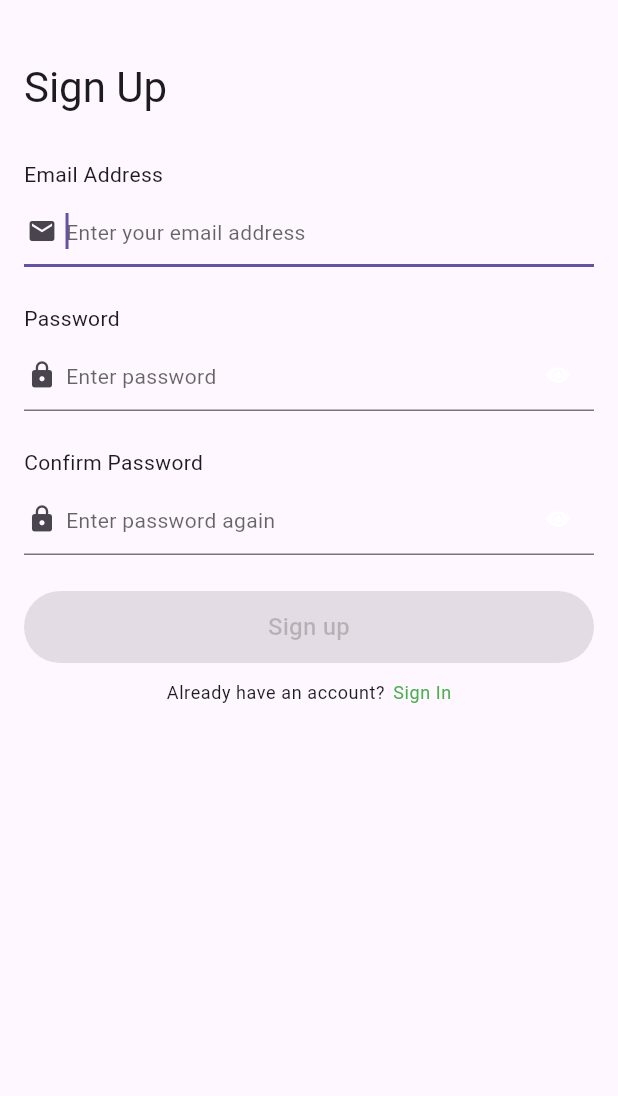
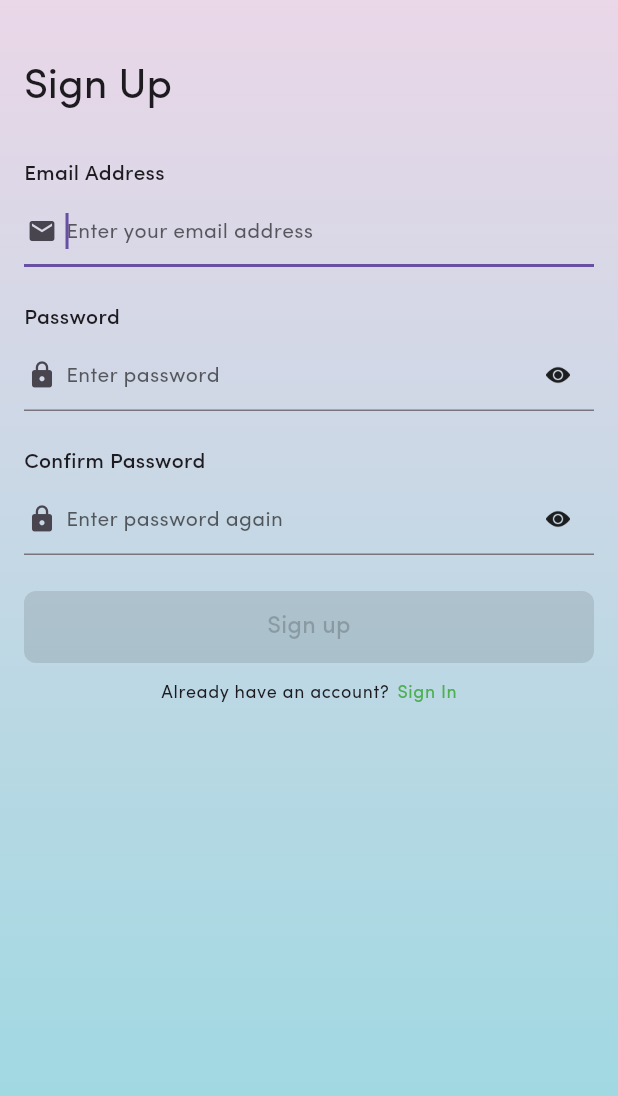
Before and after one commit to bhavsarsuraj/music_player, a Flutter app: the screen it shows after launch, after a tap on "Sign Up", on a phone screen of 412 x 824 dp. Shown: the top 1096 px of the screen. Run offline on Flutter 3.47's test engine with Material 3 defaults, Android fonts, the light colour scheme and no system bars; our stand-ins replace bot_toast, cached_network_image, cloud_firestore, firebase_auth, firebase_core, get and 2 more; accounts and stored records are empty.

Commit message:
ADD: Gradient background container

```diff
--- a/lib/app/modules/home/views/home_view.dart
+++ b/lib/app/modules/home/views/home_view.dart
@@ -2,6 +2,7 @@ import 'package:flutter/material.dart';
 import 'package:get/get.dart';
 import 'package:music_player/app/utils/constants/enums.dart';
 import 'package:music_player/app/widgets/base_error_view.dart';
+import 'package:music_player/app/widgets/base_scaffold.dart';
 import 'package:music_player/app/widgets/current_playing_song.dart';
 import 'package:music_player/app/widgets/loader.dart';
 import 'package:music_player/app/widgets/pagination_view.dart';
@@ -12,9 +13,10 @@ class HomeView extends GetView<HomeController> {
   const HomeView({Key? key}) : super(key: key);
   @override
   Widget build(BuildContext context) {
-    return Scaffold(
+    return BaseScaffold(
       appBar: AppBar(
-        title: const Text('Home'),
+        backgroundColor: Colors.transparent,
+        title: const Text('Songs'),
         actions: [
           IconButton(
             onPressed: controller.search,
--- a/lib/app/modules/search_song_page/views/search_song_page_view.dart
+++ b/lib/app/modules/search_song_page/views/search_song_page_view.dart
@@ -3,6 +3,7 @@ import 'package:flutter/material.dart';
 import 'package:get/get.dart';
 import 'package:music_player/app/utils/constants/enums.dart';
 import 'package:music_player/app/widgets/base_error_view.dart';
+import 'package:music_player/app/widgets/base_scaffold.dart';
 import 'package:music_player/app/widgets/current_playing_song.dart';
 import 'package:music_player/app/widgets/loader.dart';
 import 'package:music_player/app/widgets/song_card.dart';
@@ -14,8 +15,9 @@ class SearchSongPageView extends GetView<SearchSongPageController> {
   Widget build(BuildContext context) {
     return GestureDetector(
       onTap: () => FocusManager.instance.primaryFocus?.unfocus(),
-      child: Scaffold(
+      child: BaseScaffold(
         appBar: AppBar(
+          backgroundColor: Colors.transparent,
           titleSpacing: 0,
           title: Padding(
             padding: const EdgeInsets.only(right: 16),
--- a/lib/app/modules/sign_in_page/views/sign_in_page_view.dart
+++ b/lib/app/modules/sign_in_page/views/sign_in_page_view.dart
@@ -1,6 +1,7 @@
 import 'package:flutter/material.dart';
 import 'package:get/get.dart';
 import 'package:music_player/app/utils/constants/widget_keys.dart';
+import 'package:music_player/app/widgets/base_scaffold.dart';
 import 'package:music_player/app/widgets/password_icon_button.dart';
 import 'package:music_player/app/widgets/primary_button.dart';
 import 'package:music_player/app/widgets/text_field_with_title.dart';
@@ -10,7 +11,7 @@ class SignInPageView extends GetView<SignInPageController> {
   const SignInPageView({Key? key}) : super(key: key);
   @override
   Widget build(BuildContext context) {
-    return Scaffold(
+    return BaseScaffold(
       body: const _Body(),
     );
   }
--- a/lib/app/modules/sign_up_page/views/sign_up_page_view.dart
+++ b/lib/app/modules/sign_up_page/views/sign_up_page_view.dart
@@ -1,6 +1,7 @@
 import 'package:flutter/material.dart';
 import 'package:get/get.dart';
 import 'package:music_player/app/utils/constants/widget_keys.dart';
+import 'package:music_player/app/widgets/base_scaffold.dart';
 import 'package:music_player/app/widgets/password_icon_button.dart';
 import 'package:music_player/app/widgets/primary_button.dart';
 import 'package:music_player/app/widgets/text_field_with_title.dart';
@@ -10,7 +11,7 @@ class SignUpPageView extends GetView<SignUpPageController> {
   const SignUpPageView({Key? key}) : super(key: key);
   @override
   Widget build(BuildContext context) {
-    return Scaffold(
+    return BaseScaffold(
       body: const _Body(),
     );
   }
--- a/lib/app/modules/song_details_page/views/song_details_page_view.dart
+++ b/lib/app/modules/song_details_page/views/song_details_page_view.dart
@@ -6,6 +6,7 @@ import 'package:just_audio/just_audio.dart';
 import 'package:music_player/app/services/audio_player_service.dart';
 import 'package:music_player/app/utils/constants/images.dart';
 import 'package:music_player/app/utils/extensions/integer_extension.dart';
+import 'package:music_player/app/widgets/base_scaffold.dart';
 import 'package:music_player/app/widgets/favourite_animated_widget.dart';
 import '../controllers/song_details_page_controller.dart';
 
@@ -13,8 +14,9 @@ class SongDetailsPageView extends GetView<SongDetailsPageController> {
   const SongDetailsPageView({Key? key}) : super(key: key);
   @override
   Widget build(BuildContext context) {
-    return Scaffold(
+    return BaseScaffold(
       appBar: AppBar(
+        backgroundColor: Colors.transparent,
         actions: [
           Obx(
             () => FavouriteAnimationWidget(
@@ -252,7 +254,6 @@ class _ProgressBar extends GetView<SongDetailsPageController> {
             onChanged: AudioPlayerService.onChangeProgress,
             onChangeEnd: (_) => AudioPlayerService.seek(),
           ),
-          const SizedBox(height: 4),
           Padding(
             padding: const EdgeInsets.symmetric(horizontal: 24),
             child: Row(
--- a/lib/app/modules/splash_page/views/splash_page_view.dart
+++ b/lib/app/modules/splash_page/views/splash_page_view.dart
@@ -1,22 +1,12 @@
 import 'package:flutter/material.dart';
 import 'package:get/get.dart';
+import 'package:music_player/app/widgets/base_scaffold.dart';
 import '../controllers/splash_page_controller.dart';
 
 class SplashPageView extends GetView<SplashPageController> {
   const SplashPageView({Key? key}) : super(key: key);
   @override
   Widget build(BuildContext context) {
-    return Scaffold(
-      appBar: AppBar(
-        title: const Text('SplashPageView'),
-        centerTitle: true,
-      ),
-      body: Center(
-        child: Text(
-          'SplashPageView is working',
-          style: TextStyle(fontSize: 20),
-        ),
-      ),
-    );
+    return BaseScaffold(body: Container());
   }
 }
--- /dev/null
+++ b/lib/app/utils/constants/app_themes.dart
@@ -0,0 +1,52 @@
+import 'package:flutter/material.dart';
+import 'package:music_player/app/utils/constants/font_family.dart';
+
+class AppThemes {
+  AppThemes._();
+
+  static ThemeData lightTheme = ThemeData(
+    fontFamily: FontFamily.sofiaPro,
+    brightness: Brightness.light,
+    appBarTheme: const AppBarTheme(
+      surfaceTintColor: Colors.transparent,
+      centerTitle: false,
+      actionsIconTheme: IconThemeData(
+        color: Colors.black,
+      ),
+    ),
+    sliderTheme: SliderThemeData(
+      activeTrackColor: Colors.black,
+      trackHeight: 2,
+      thumbColor: Colors.black,
+      inactiveTrackColor: Colors.black12,
+    ),
+    progressIndicatorTheme: ProgressIndicatorThemeData(
+      linearTrackColor: Colors.black12,
+      linearMinHeight: 2,
+      color: Colors.black,
+    ),
+  );
+
+  static ThemeData darkTheme = ThemeData(
+    fontFamily: FontFamily.sofiaPro,
+    brightness: Brightness.dark,
+    appBarTheme: const AppBarTheme(
+      surfaceTintColor: Colors.transparent,
+      centerTitle: false,
+      actionsIconTheme: IconThemeData(
+        color: Colors.white,
+      ),
+    ),
+    sliderTheme: SliderThemeData(
+      activeTrackColor: Colors.white,
+      trackHeight: 2,
+      thumbColor: Colors.white,
+      inactiveTrackColor: Colors.white30,
+    ),
+    progressIndicatorTheme: ProgressIndicatorThemeData(
+      linearTrackColor: Colors.white30,
+      linearMinHeight: 2,
+      color: Colors.white,
+    ),
+  );
+}
--- /dev/null
+++ b/lib/app/utils/constants/gradients.dart
@@ -0,0 +1,33 @@
+import 'package:flutter/material.dart';
+
+class DarkThemeGradients {
+  DarkThemeGradients._();
+
+  static LinearGradient get gradient {
+    return LinearGradient(
+      colors: [
+        Color(0xFF5C4033),
+        Color(0xFF5C4033).withOpacity(0.5),
+      ],
+      stops: [0.1, 1],
+      begin: Alignment.topCenter,
+      end: Alignment.bottomCenter,
+    );
+  }
+}
+
+class LightThemeGradients {
+  LightThemeGradients._();
+
+  static LinearGradient get gradient {
+    return LinearGradient(
+      colors: [
+        Color(0xFFEAD7E8),
+        Color(0xFF97D9E1),
+      ],
+      stops: [0, 1],
+      begin: Alignment.topCenter,
+      end: Alignment.bottomCenter,
+    );
+  }
+}
--- /dev/null
+++ b/lib/app/widgets/base_gradient_container.dart
@@ -0,0 +1,21 @@
+import 'package:flutter/material.dart';
+import 'package:music_player/app/utils/constants/gradients.dart';
+
+class BaseGradientContainer extends StatelessWidget {
+  final Widget child;
+  const BaseGradientContainer({super.key, required this.child});
+
+  @override
+  Widget build(BuildContext context) {
+    final isDarkMode = Theme.of(context).brightness == Brightness.dark;
+
+    return Container(
+      decoration: BoxDecoration(
+        gradient: isDarkMode
+            ? DarkThemeGradients.gradient
+            : LightThemeGradients.gradient,
+      ),
+      child: child,
+    );
+  }
+}
--- /dev/null
+++ b/lib/app/widgets/base_scaffold.dart
@@ -0,0 +1,19 @@
+import 'package:flutter/material.dart';
+import 'package:music_player/app/widgets/base_gradient_container.dart';
+
+class BaseScaffold extends StatelessWidget {
+  final PreferredSizeWidget? appBar;
+  final Widget body;
+  const BaseScaffold({super.key, this.appBar, required this.body});
+
+  @override
+  Widget build(BuildContext context) {
+    return BaseGradientContainer(
+      child: Scaffold(
+        backgroundColor: Colors.transparent,
+        appBar: appBar,
+        body: body,
+      ),
+    );
+  }
+}
--- a/lib/app/widgets/password_icon_button.dart
+++ b/lib/app/widgets/password_icon_button.dart
@@ -18,7 +18,7 @@ class PasswordIconButton extends StatelessWidget {
         showPassword ? Images.visiblePassword : Images.hidePassword,
         height: 16,
         width: 16,
-        color: Theme.of(context).primaryIconTheme.color,
+        color: Theme.of(context).iconTheme.color,
       ),
     );
   }
--- a/lib/app/widgets/primary_button.dart
+++ b/lib/app/widgets/primary_button.dart
@@ -34,7 +34,7 @@ class PrimaryButton extends StatelessWidget {
             onTap != null ? backgroundColor : backgroundColor.withOpacity(0.1),
         fixedSize: Size.fromHeight(48),
         shape: RoundedRectangleBorder(
-          borderRadius: borderRadius ?? BorderRadius.circular(48),
+          borderRadius: borderRadius ?? BorderRadius.circular(8),
         ),
       ),
       onPressed: onTap,
--- a/lib/app/widgets/text_field_with_title.dart
+++ b/lib/app/widgets/text_field_with_title.dart
@@ -40,7 +40,10 @@ class TextFieldWithTitle extends StatelessWidget {
       children: [
         Text(
           title,
-          style: Theme.of(context).textTheme.bodyMedium,
+          style: Theme.of(context)
+              .textTheme
+              .bodyMedium
+              ?.copyWith(fontWeight: FontWeight.w500),
         ),
         const SizedBox(height: 4),
         BaseTextField(
--- a/lib/main.dart
+++ b/lib/main.dart
@@ -3,6 +3,7 @@ import 'package:flutter/material.dart';
 import 'package:get/get.dart';
 import 'package:music_player/app/controllers/app_controller.dart';
 import 'package:music_player/app/services/app_services.dart';
+import 'package:music_player/app/utils/constants/app_themes.dart';
 import 'package:url_strategy/url_strategy.dart';
 import 'app/routes/app_pages.dart';
 
@@ -22,7 +23,7 @@ class MyApp extends StatelessWidget {
     final botToastBuilder = BotToastInit();
     return GetMaterialApp(
       debugShowCheckedModeBanner: false,
-      title: "Awesome Music",
+      title: "Melody Mix",
       initialRoute: AppPages.INITIAL,
       getPages: AppPages.routes,
       onInit: () {
@@ -40,28 +41,8 @@ class MyApp extends StatelessWidget {
       navigatorObservers: [
         BotToastNavigatorObserver(),
       ],
-      theme: ThemeData.light().copyWith(
-        appBarTheme: const AppBarTheme(
-          surfaceTintColor: Colors.transparent,
-          centerTitle: false,
-        ),
-        progressIndicatorTheme: ProgressIndicatorThemeData(
-          color: Colors.black,
-          linearTrackColor: Colors.black.withOpacity(0.1),
-          linearMinHeight: 2,
-        ),
-      ),
-      darkTheme: ThemeData.dark().copyWith(
-        appBarTheme: const AppBarTheme(
-          surfaceTintColor: Colors.transparent,
-          centerTitle: false,
-        ),
-        progressIndicatorTheme: ProgressIndicatorThemeData(
-          color: Colors.white,
-          linearTrackColor: Colors.white.withOpacity(0.1),
-          linearMinHeight: 2,
-        ),
-      ),
+      theme: AppThemes.lightTheme,
+      darkTheme: AppThemes.darkTheme,
     );
   }
 }
```
Also changed, not shown: lib/app/widgets/current_playing_song.dart (+24 -3 lines), 3 other files.
